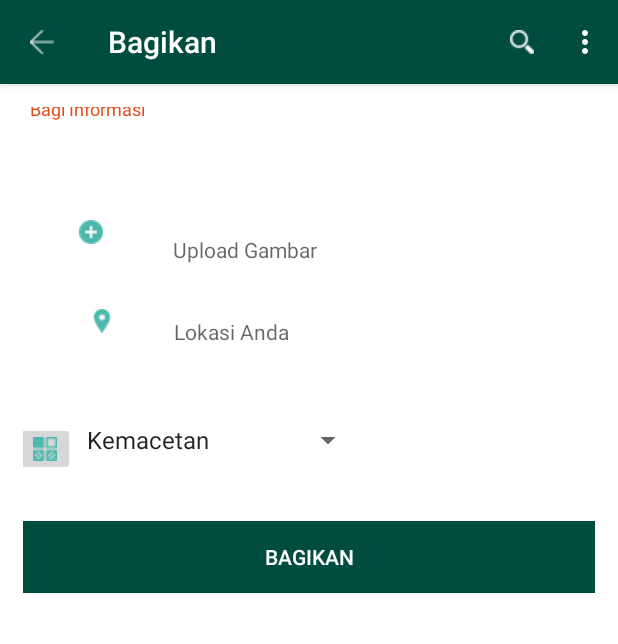
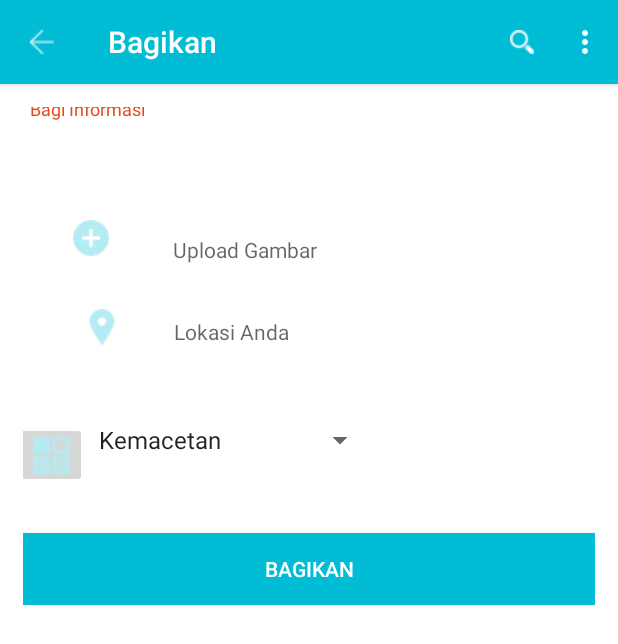
Before and after one commit to nyumon/jempol, an Android app: the NewPostActivity screen opened directly, with no data from a screen before it, on a phone screen of 412 x 824 dp. Shown: the top 644 px of the screen. Run offline under Robolectric (Android 15) with nearby library versions, the phone set to English and light mode, and no system bars.

Commit message:
Canged the Color Scheme and Icons

```diff
--- a/app/src/main/res/values/colors.xml
+++ b/app/src/main/res/values/colors.xml
@@ -1,9 +1,9 @@
 <?xml version="1.0" encoding="utf-8"?>
 <resources>
-    <color name="colorPrimary">#004D40</color>
-    <color name="colorPrimaryDark">#004D40</color>
+    <color name="colorPrimary">#00bcd4</color>
+    <color name="colorPrimaryDark">#00bcd4</color>
     <color name="colorSecondary">#ffffff</color>
-    <color name="linkColor">#004D40</color>
+    <color name="linkColor">#00bcd4</color>
     <color name="textColorPrimary">#212121</color>
     <color name="textColorSecondary">#727272</color>
     <color name="windowBackground">#FFFFFF</color>
@@ -11,4 +11,5 @@
     <color name="colorAccent">#e64a19</color>
     <color name="title_row">#cbcbcb</color>
     <color name="subtitle_row">#dddddd</color>
+    <color name="icon_color">#b2ebf2</color>
 </resources>
```
Also changed, not shown: app/src/main/res/drawable/add.png, app/src/main/res/drawable/add1.png, app/src/main/res/drawable/categories.png, app/src/main/res/drawable/categories1.png, app/src/main/res/drawable/gear.png, app/src/main/res/drawable/gear1.png, app/src/main/res/drawable/gps.png, app/src/main/res/drawable/gps1.png, app/src/main/res/drawable/notif.png, app/src/main/res/drawable/notif1.png, app/src/main/res/drawable/people.png, app/src/main/res/drawable/people1.png, app/src/main/res/drawable/picture.png, app/src/main/res/drawable/picture1.png, 4 more files.
